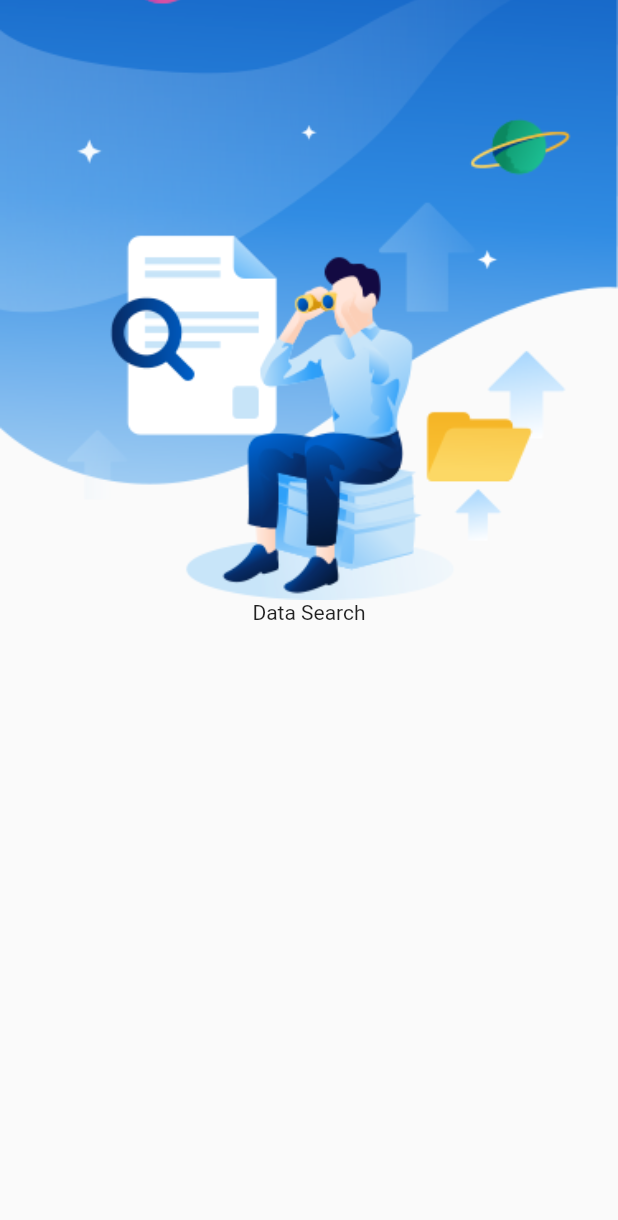
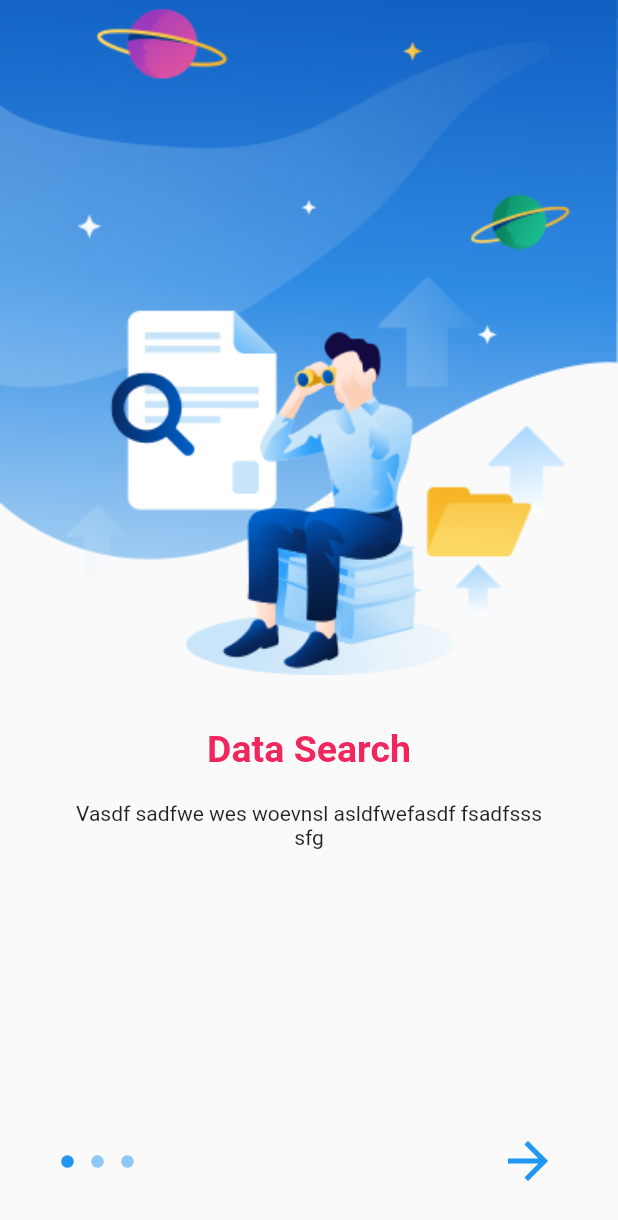
Before and after one commit to kaungphyowai/envato_onboarding_screens_data_analystic_development, a Flutter app: the screen it shows after launch, on a phone screen of 412 x 824 dp. Shown: the top 1220 px of the screen. Run offline on Flutter 3.47's test engine with Material 2 defaults, Android fonts, the phone set to English and light mode, and no system bars; Roboto replaces fonts that are missing (Montserratboldextra); project files that could hold a hidden picture were left out.

Commit message:
Development screen Need to Finish

```diff
--- a/lib/main.dart
+++ b/lib/main.dart
@@ -1,3 +1,4 @@
+import 'package:envato_onboarding_screens_data_analystic_development/screens/DataSearch.dart';
 import 'package:flutter/material.dart';
 
 void main() {
@@ -9,21 +10,7 @@ class MyApp extends StatelessWidget {
   Widget build(BuildContext context) {
     return MaterialApp(
       home: Scaffold(
-        body: Column(
-          children: [
-            Image(
-              alignment: Alignment.bottomCenter,
-              height: 400,
-              width: double.infinity,
-              fit: BoxFit.cover,
-              image: AssetImage('assets/data_search.png'),
-            ),
-            Text(
-              "Data Search",
-              textAlign: TextAlign.center,
-            ),
-          ],
-        ),
+        body: DataScreen(),
       ),
     );
   }
--- /dev/null
+++ b/lib/screens/DataSearch.dart
@@ -0,0 +1,101 @@
+import 'package:envato_onboarding_screens_data_analystic_development/screens/Analystic.dart';
+import 'package:flutter/material.dart';
+
+class DataScreen extends StatelessWidget {
+  const DataScreen({
+    Key key,
+  }) : super(key: key);
+
+  @override
+  Widget build(BuildContext context) {
+    return Column(
+      children: [
+        Image(
+          alignment: Alignment.bottomCenter,
+          height: 450,
+          width: double.infinity,
+          fit: BoxFit.cover,
+          image: AssetImage('assets/data_search.png'),
+        ),
+        SizedBox(
+          height: 35,
+        ),
+        Text(
+          "Data Search",
+          textAlign: TextAlign.center,
+          style: TextStyle(
+            fontWeight: FontWeight.bold,
+            fontSize: 25,
+            fontFamily: "Montserratboldextra",
+            color: Color.fromARGB(255, 240, 39, 93),
+          ),
+        ),
+        SizedBox(
+          height: 20,
+        ),
+        Container(
+          margin: EdgeInsets.symmetric(
+            horizontal: 40,
+          ),
+          child: Text(
+            "Vasdf sadfwe wes woevnsl asldfwefasdf fsadfsss sfg",
+            textAlign: TextAlign.center,
+            style: TextStyle(),
+          ),
+        ),
+        Expanded(
+          child: Align(
+            alignment: Alignment.bottomCenter,
+            child: Container(
+              margin: EdgeInsets.symmetric(
+                horizontal: 40,
+                vertical: 30,
+              ),
+              child: Row(
+                mainAxisAlignment: MainAxisAlignment.spaceBetween,
+                children: [
+                  Container(
+                    width: 50,
+                    child: Row(
+                      mainAxisAlignment: MainAxisAlignment.spaceBetween,
+                      children: [
+                        Icon(
+                          Icons.circle,
+                          size: 10,
+                          color: Theme.of(context).primaryColor,
+                        ),
+                        Icon(
+                          Icons.circle,
+                          size: 10,
+                          color:
+                              Theme.of(context).primaryColor.withOpacity(0.5),
+                        ),
+                        Icon(
+                          Icons.circle,
+                          size: 10,
+                          color:
+                              Theme.of(context).primaryColor.withOpacity(0.5),
+                        ),
+                      ],
+                    ),
+                  ),
+                  GestureDetector(
+                    onTap: () {
+                      Navigator.push(context,
+                          MaterialPageRoute(builder: (context) => Analystic()));
+                    },
+                    child: Icon(
+                      Icons.arrow_forward,
+                      size: 40,
+                      color: Theme.of(context).primaryColor,
+                    ),
+                  ),
+                ],
+              ),
+            ),
+          ),
+        ),
+      ],
+    );
+  }
+}
```
Also changed, not shown: lib/screens/Analystic.dart (added, +105 -0 lines), lib/screens/Development.dart (added, +105 -0 lines), pubspec.yaml (+11 -13 lines), assets/development.png (deleted), fonts/Montserrat-Bold.ttf (added), fonts/Montserrat-ExtraBold.ttf (added), fonts/Montserrat-Regular.ttf (added), pubspec.lock.
